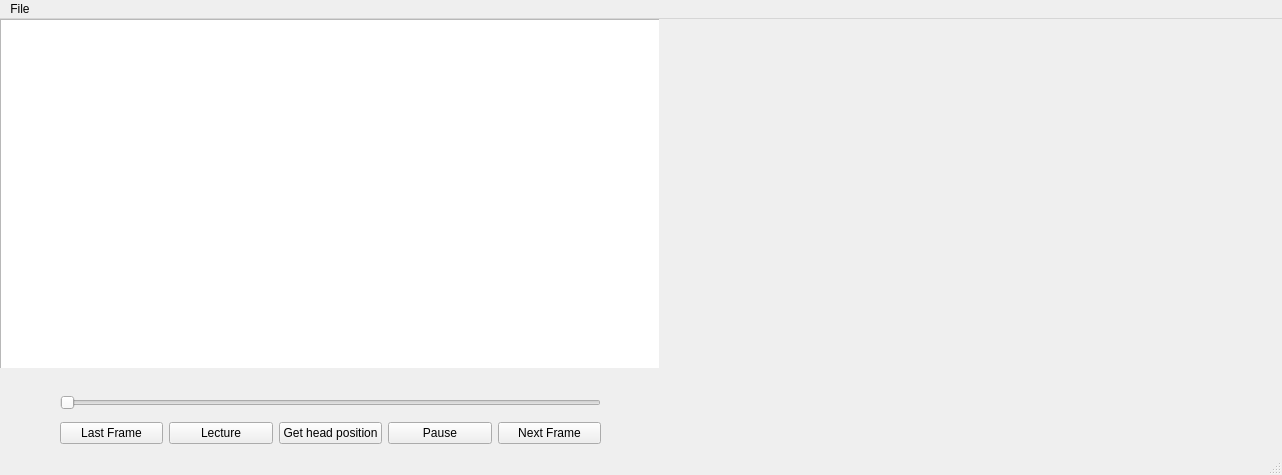
Qt form code/ui/main.ui (senecolas/IRC3D-head-compare) before a commit.
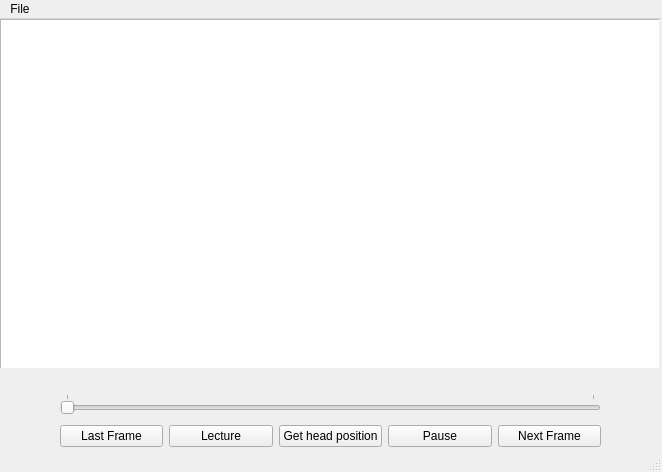
The same form after that commit.

Commit message: Added slider lecture

```diff
--- a/code/ui/main.ui
+++ b/code/ui/main.ui
@@ -6,8 +6,8 @@
    <rect>
     <x>0</x>
     <y>0</y>
-    <width>1282</width>
-    <height>475</height>
+    <width>662</width>
+    <height>472</height>
    </rect>
   </property>
   <property name="windowTitle">
@@ -95,15 +95,27 @@
       <x>60</x>
       <y>370</y>
       <width>541</width>
-      <height>61</height>
+      <height>65</height>
      </rect>
     </property>
     <layout class="QVBoxLayout" name="menu">
      <item>
-      <widget class="QSlider" name="slider">
+      <widget class="QSlider" name="videoSlider">
+       <property name="cursor">
+        <cursorShape>ArrowCursor</cursorShape>
+       </property>
+       <property name="maximum">
+        <number>1</number>
+       </property>
        <property name="orientation">
         <enum>Qt::Horizontal</enum>
        </property>
+       <property name="tickPosition">
+        <enum>QSlider::TicksAbove</enum>
+       </property>
+       <property name="tickInterval">
+        <number>1</number>
+       </property>
       </widget>
      </item>
      <item>
@@ -156,8 +168,8 @@
     <rect>
      <x>0</x>
      <y>0</y>
-     <width>1282</width>
-     <height>22</height>
+     <width>662</width>
+     <height>21</height>
     </rect>
    </property>
    <widget class="QMenu" name="menuFile">
```
Left out of the diff: 3 changed lines with no effect on the pictures. The commit also changes 2 other files.
